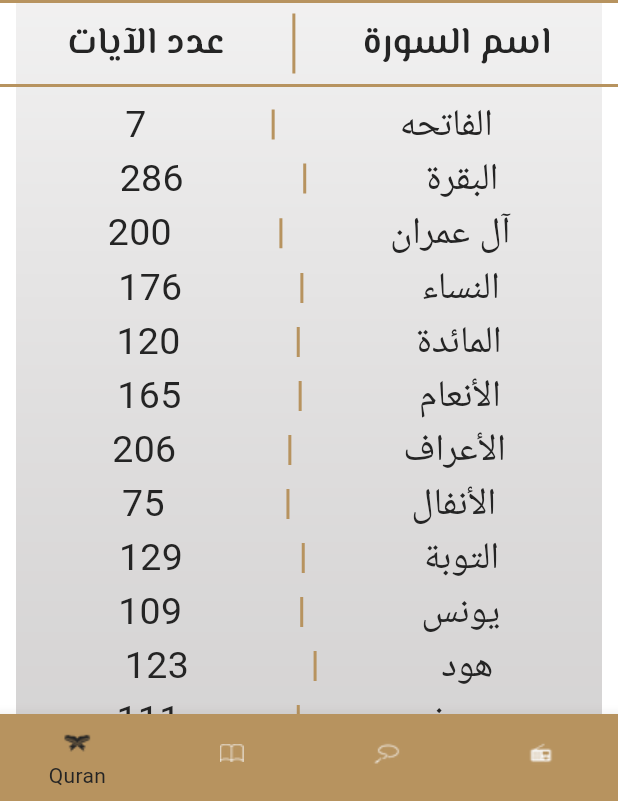
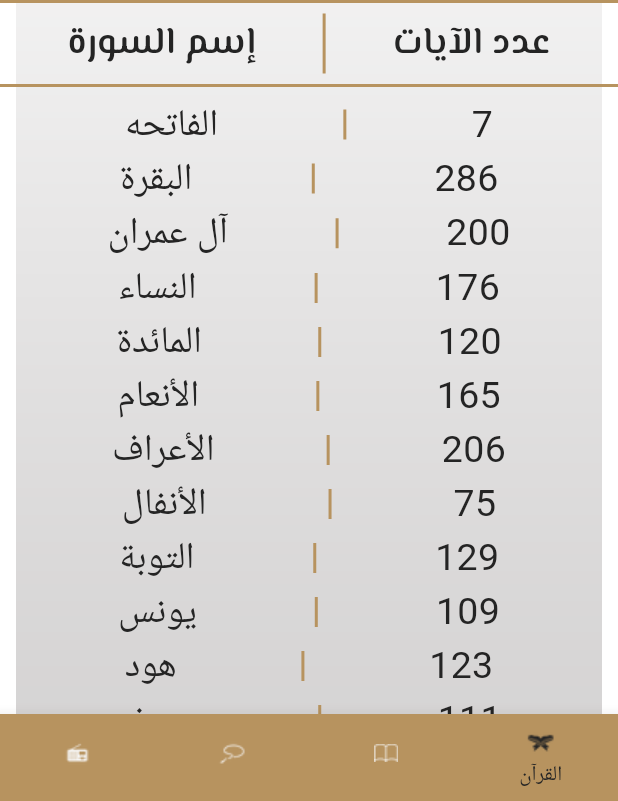
Before and after one commit to Hanan-Ashraf-Mousa/islami_app, a Flutter app: the screen it shows after launch, on a phone screen of 412 x 824 dp, the part 435-1236 px from its top. Run offline on Flutter 3.47's test engine with Material 3 defaults, Android fonts, the phone set to English and light mode, and no system bars; generated files the repository leaves out were written again.

Commit message:
add localization to app

```diff
--- /dev/null
+++ b/l10n.yaml
@@ -0,0 +1,3 @@
+arb-dir: lib/l10n
+template-arb-file: app_en.arb
+output-localization-file: app_localizations.dart
--- a/lib/home/hadeth/hadeth_details_view.dart
+++ b/lib/home/hadeth/hadeth_details_view.dart
@@ -1,7 +1,7 @@
 import 'package:flutter/material.dart';
 import 'package:islami_app/home/hadeth/hadeth_view.dart';
 import 'package:islami_app/my_theme.dart';
-
+import 'package:flutter_gen/gen_l10n/app_localizations.dart';
 class HadethDetailsView extends StatelessWidget {
   static String routeName = "hadeth";
 
@@ -21,7 +21,7 @@ class HadethDetailsView extends StatelessWidget {
         ),
         Scaffold(
           appBar: AppBar(
-            title: Text('إسلامي'),
+            title: Text(AppLocalizations.of(context)!.app_title),
           ),
           body: Container(
             margin: EdgeInsets.symmetric(
--- a/lib/home/hadeth/hadeth_view.dart
+++ b/lib/home/hadeth/hadeth_view.dart
@@ -2,7 +2,7 @@ import 'package:flutter/material.dart';
 import 'package:flutter/services.dart';
 import 'package:islami_app/home/hadeth/hadeth_details_view.dart';
 import 'package:islami_app/my_theme.dart';
-
+import 'package:flutter_gen/gen_l10n/app_localizations.dart';
 class HadethView extends StatefulWidget {
   HadethView({super.key});
 
@@ -23,7 +23,7 @@ class _HadethViewState extends State<HadethView> {
         Image.asset('assets/images/hadith_logo.png'),
         Divider(),
         Text(
-          'عدد الأحاديث',
+         AppLocalizations.of(context)!.hadeth_name,
           style: MyTheme.lightMode.textTheme.titleLarge,
         ),
         Divider(),
--- a/lib/home/home_screen.dart
+++ b/lib/home/home_screen.dart
@@ -4,6 +4,7 @@ import 'package:islami_app/home/quran/quran_view.dart';
 import 'package:islami_app/home/radio/radio_view.dart';
 import 'package:islami_app/home/sebha/sebha_view.dart';
 import 'package:islami_app/my_theme.dart';
+import 'package:flutter_gen/gen_l10n/app_localizations.dart';
 class HomeScreen extends StatefulWidget {
   static const String routeName = "/home";
 
@@ -32,7 +33,7 @@ class _HomeScreenState extends State<HomeScreen> {
         ),
         child: Scaffold(
           appBar: AppBar(
-            title: Text('إسلامي'),
+            title: Text(AppLocalizations.of(context)!.app_title),
           ),
           body: pages[selectedIndex],
           bottomNavigationBar: Theme(
@@ -47,19 +48,19 @@ class _HomeScreenState extends State<HomeScreen> {
                   BottomNavigationBarItem(
                       icon:
                           ImageIcon(AssetImage('assets/images/icon_quran.png')),
-                      label: 'Quran'),
+                      label: AppLocalizations.of(context)!.quran),
                   BottomNavigationBarItem(
                       icon: ImageIcon(
                           AssetImage('assets/images/icon_hadeth.png')),
-                      label: 'Hadith'),
+                      label:AppLocalizations.of(context)!.hadeth),
                   BottomNavigationBarItem(
                       icon:
                           ImageIcon(AssetImage('assets/images/icon_sebha.png')),
-                      label: 'Sebha'),
+                      label: AppLocalizations.of(context)!.sebha),
                   BottomNavigationBarItem(
                       icon:
                           ImageIcon(AssetImage('assets/images/icon_radio.png')),
-                      label: 'Radio'),
+                      label: AppLocalizations.of(context)!.radio),
                 ]),
           ),
         ));
--- a/lib/home/quran/quran_details_view.dart
+++ b/lib/home/quran/quran_details_view.dart
@@ -2,6 +2,7 @@ import 'package:flutter/material.dart';
 import 'package:flutter/services.dart';
 import 'package:islami_app/home/quran/item_sura_details.dart';
 import 'package:islami_app/my_theme.dart';
+import 'package:flutter_gen/gen_l10n/app_localizations.dart';
 
 class QuranDetailsView extends StatefulWidget {
   final String name;
@@ -30,7 +31,7 @@ class _QuranDetailsViewState extends State<QuranDetailsView> {
           ),
           Scaffold(
             appBar: AppBar(
-              title: Text('إسلامي'),
+              title: Text(AppLocalizations.of(context)!.app_title),
             ),
             body: verses.isEmpty
                 ? Center(child: CircularProgressIndicator(color: MyTheme.lightMode.primaryColor,))
--- a/lib/home/quran/quran_view.dart
+++ b/lib/home/quran/quran_view.dart
@@ -1,7 +1,7 @@
 import 'package:flutter/material.dart';
 import 'package:islami_app/home/quran/quran_details_view.dart';
 import 'package:islami_app/my_theme.dart';
-
+import 'package:flutter_gen/gen_l10n/app_localizations.dart';
 class QuranView extends StatelessWidget {
   QuranView({super.key});
 
@@ -138,7 +138,7 @@ class QuranView extends StatelessWidget {
           mainAxisAlignment: MainAxisAlignment.spaceEvenly,
           children: [
             Text(
-              'عدد الآيات',
+              AppLocalizations.of(context)!.verses_number,
               style: theme.textTheme.titleLarge,
             ),
             Container(
@@ -147,7 +147,7 @@ class QuranView extends StatelessWidget {
               color: theme.primaryColor,
             ),
             Text(
-              'اسم السورة',
+              AppLocalizations.of(context)!.sura_name,
               style: theme.textTheme.titleLarge,
             ),
           ],
--- /dev/null
+++ b/lib/l10n/app_ar.arb
@@ -0,0 +1,10 @@
+{
+"app_title":"إسلامي",
+ "sura_name":"إسم السورة",
+ "hadeth_name":"عدد الأحاديث",
+ "quran":"القرآن",
+ "hadeth":"الحديث",
+ "sebha":"السبحة",
+ "radio":"الإذاعة",
+ "verses_number":"عدد الآيات"
+}
--- a/lib/main.dart
+++ b/lib/main.dart
@@ -2,7 +2,7 @@ import 'package:flutter/material.dart';
 import 'package:islami_app/home/hadeth/hadeth_details_view.dart';
 import 'package:islami_app/home/home_screen.dart';
 import 'package:islami_app/my_theme.dart';
-
+import 'package:flutter_gen/gen_l10n/app_localizations.dart';
 void main() {
   runApp(const MyApp());
 }
@@ -21,7 +21,9 @@ class MyApp extends StatelessWidget {
 
       },
       theme: MyTheme.lightMode,
-
+        locale: Locale('ar'),
+     localizationsDelegates: AppLocalizations.localizationsDelegates,
+        supportedLocales: AppLocalizations.supportedLocales,
     );
   }
 
--- a/pubspec.yaml
+++ b/pubspec.yaml
@@ -30,6 +30,10 @@ environment:
 dependencies:
   flutter:
     sdk: flutter
+  flutter_localizations:
+      sdk: flutter
+  intl: any
+
 
   # The following adds the Cupertino Icons font to your application.
   # Use with the CupertinoIcons class for iOS style icons.
@@ -51,7 +55,7 @@ dev_dependencies:
 
 # The following section is specific to Flutter packages.
 flutter:
-
+  generate: true
   # The following line ensures that the Material Icons font is
   # included with your application, so that you can use the icons in
   # the material Icons class.
```
Also changed, not shown: lib/l10n/app_en.arb (added, +11 -0 lines), pubspec.lock.
